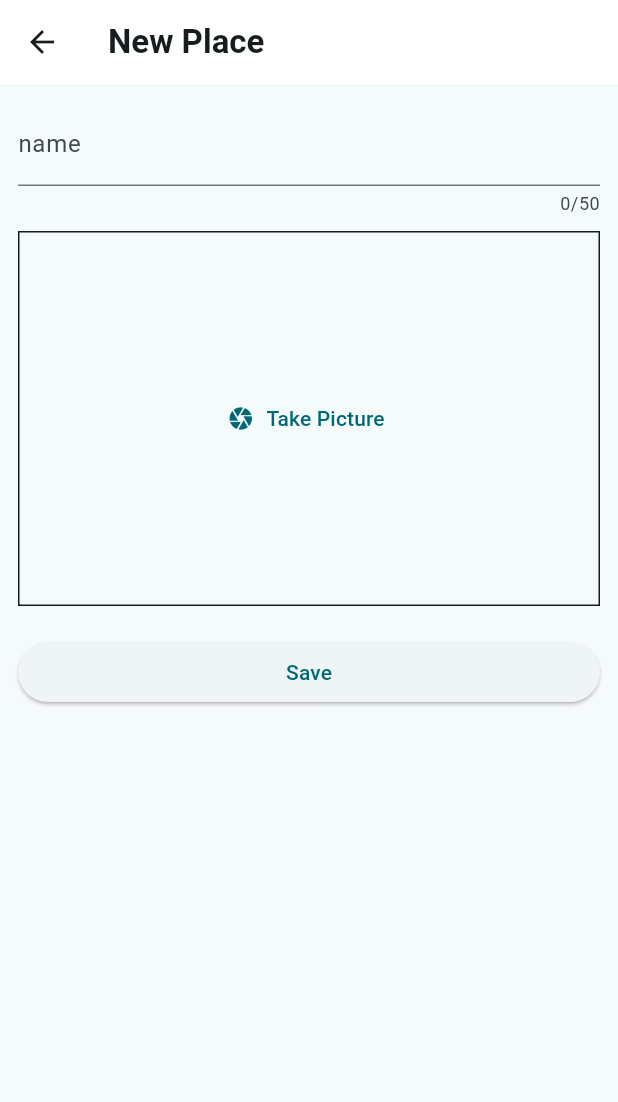
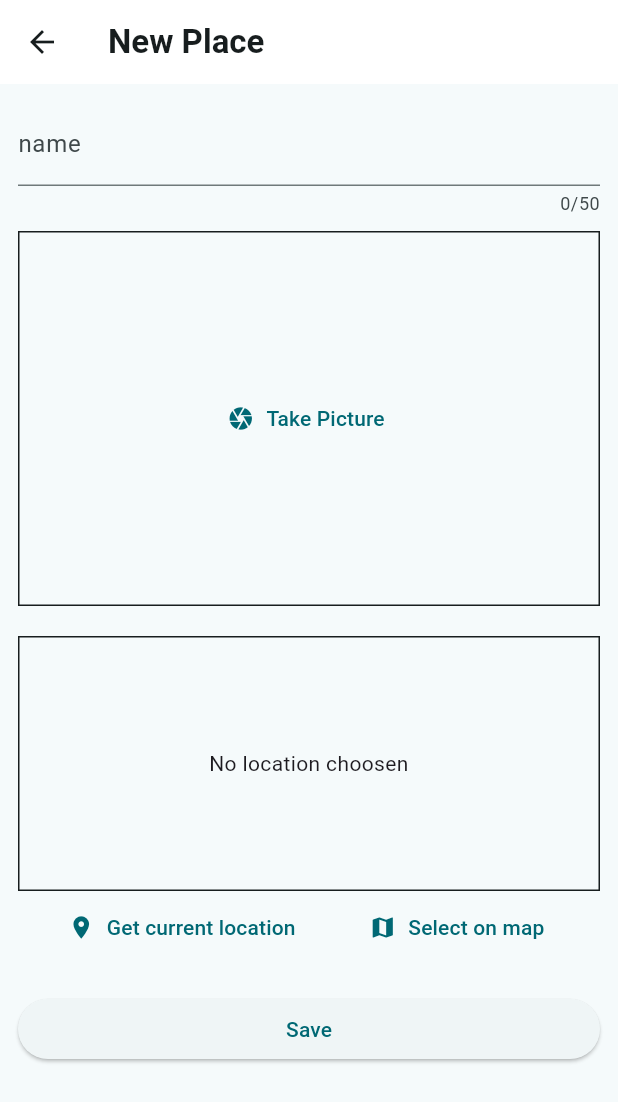
Before and after one commit to sohail-shahid/favorite_places, a Flutter app: the AddNewPlaceScreen screen opened directly, on a phone screen of 412 x 824 dp. Shown: the top 1102 px of the screen. Run offline on Flutter 3.47's test engine with Material 3 defaults, Android fonts, the phone set to English and light mode, and no system bars; our stand-ins replace flutter_riverpod, google_fonts, google_maps_flutter, image_picker, location.

Commit message:
Map static api and places api

```diff
--- a/lib/models/place_model.dart
+++ b/lib/models/place_model.dart
@@ -1,12 +1,32 @@
 import 'dart:io';
-
 import 'package:uuid/uuid.dart';
 
 const uuid = Uuid();
+const apiKey = 'API_KEY';
+
+class PlaceLocationModel {
+  const PlaceLocationModel({
+    required this.lat,
+    required this.long,
+    required this.name,
+  });
+  final double lat;
+  final double long;
+  final String name;
+
+  String get locationImage {
+    return 'https://maps.googleapis.com/maps/api/staticmap?center$lat,$long=&zoom=12&size=300x600&maptype=roadmap&markers=$lat,$long&key=$apiKey';
+  }
+}
 
 class PlaceModel {
-  PlaceModel({required this.name, required this.image}) : id = uuid.v4();
+  PlaceModel({
+    required this.name,
+    required this.image,
+    required this.locationModel,
+  }) : id = uuid.v4();
   final String id;
   final String name;
   final File image;
+  final PlaceLocationModel locationModel;
 }
--- a/lib/screens/add_new_place_screen.dart
+++ b/lib/screens/add_new_place_screen.dart
@@ -1,5 +1,6 @@
 import 'package:favorite_places/providers/image_input_provider.dart';
 import 'package:favorite_places/widgets/image_input_view.dart';
+import 'package:favorite_places/widgets/location_input_view.dart';
 import 'package:flutter/material.dart';
 import 'package:flutter_riverpod/flutter_riverpod.dart';
 import 'package:favorite_places/models/place_model.dart';
@@ -17,13 +18,19 @@ class AddNewPlaceScreen extends ConsumerStatefulWidget {
 class _AddNewPlaceScreenState extends ConsumerState<AddNewPlaceScreen> {
   final _formKey = GlobalKey<FormState>();
   String? _name;
+  PlaceLocationModel? locationModel;
+  void _onLocationSelected(PlaceLocationModel model) {
+    locationModel = model;
+  }
+
   void _onSaveButtonPressed() {
     final isValidated = _formKey.currentState?.validate() ?? false;
     final selectedImage = ref.read(imageInputProvider);
 
-    if (isValidated && selectedImage != null) {
+    if (isValidated && selectedImage != null && locationModel != null) {
       _formKey.currentState?.save();
-      PlaceModel model = PlaceModel(name: _name!, image: selectedImage);
+      PlaceModel model = PlaceModel(
+          name: _name!, image: selectedImage, locationModel: locationModel!);
       ref.read(placeListProvider.notifier).addPlace(model);
       ref.read(imageInputProvider.notifier).deleteImage();
       Navigator.of(context).pop();
@@ -70,6 +77,12 @@ class _AddNewPlaceScreenState extends ConsumerState<AddNewPlaceScreen> {
                 const SizedBox(
                   height: 20,
                 ),
+                LocationInputView(
+                  onLocationSelected: _onLocationSelected,
+                ),
+                const SizedBox(
+                  height: 20,
+                ),
                 Row(
                   children: [
                     Expanded(
--- /dev/null
+++ b/lib/widgets/location_input_view.dart
@@ -0,0 +1,107 @@
+import 'dart:convert';
+import 'package:flutter/material.dart';
+import 'package:location/location.dart';
+import 'package:http/http.dart' as http;
+import 'package:favorite_places/models/place_model.dart';
+
+class LocationInputView extends StatefulWidget {
+  const LocationInputView({super.key, required this.onLocationSelected});
+  final void Function(PlaceLocationModel) onLocationSelected;
+
+  @override
+  State<LocationInputView> createState() {
+    return _LocationInputViewState();
+  }
+}
+
+class _LocationInputViewState extends State<LocationInputView> {
+  PlaceLocationModel? _locationModel;
+  bool _isPickingLocation = false;
+  void _onGetCurrentLocation() async {
+    Location location = Location();
+    bool serviceEnabled;
+    PermissionStatus permissionGranted;
+
+    serviceEnabled = await location.serviceEnabled();
+    if (!serviceEnabled) {
+      serviceEnabled = await location.requestService();
+      if (!serviceEnabled) {
+        return;
+      }
+    }
+
+    permissionGranted = await location.hasPermission();
+    if (permissionGranted == PermissionStatus.denied) {
+      permissionGranted = await location.requestPermission();
+      if (permissionGranted != PermissionStatus.granted) {
+        return;
+      }
+    }
+    setState(() {
+      _isPickingLocation = true;
+    });
+    LocationData locationData = await location.getLocation();
+    final lat = locationData.latitude ?? 0.0;
+    final long = locationData.longitude ?? 0.0;
+    print(lat);
+    print(long);
+    final url = Uri.parse(
+        'https://maps.googleapis.com/maps/api/geocode/json?latlng=$lat,$long&key=$apiKey');
+    print(url);
+    final response = await http.get(url);
+    final responseData = json.decode(response.body);
+    print(responseData);
+
+    final address = responseData['results'][0]['formatted_address'];
+    setState(() {
+      _locationModel = PlaceLocationModel(lat: lat, long: long, name: address);
+      _isPickingLocation = false;
+    });
+    widget.onLocationSelected(_locationModel!);
+  }
+
+  @override
+  Widget build(BuildContext context) {
+    Widget containerChild = const Text(
+      'No location choosen',
+      textAlign: TextAlign.center,
+    );
+    if (_locationModel != null) {
+      containerChild = Image.network(_locationModel!.locationImage);
+    }
+    if (_isPickingLocation) {
+      containerChild = const CircularProgressIndicator();
+    }
+    return Column(
+      children: [
+        Container(
+          height: 170,
+          width: double.infinity,
+          alignment: AlignmentDirectional.center,
+          decoration: BoxDecoration(
+            border: Border.all(
+              width: 1,
+              color: Theme.of(context).colorScheme.onBackground,
+            ),
+          ),
+          child: containerChild,
+        ),
+        Row(
+          mainAxisAlignment: MainAxisAlignment.spaceEvenly,
+          children: [
+            TextButton.icon(
+              onPressed: _onGetCurrentLocation,
+              label: const Text('Get current location'),
+              icon: const Icon(Icons.location_on),
+            ),
+            TextButton.icon(
+              onPressed: () {},
+              label: const Text('Select on map'),
+              icon: const Icon(Icons.map),
+            ),
+          ],
+        ),
+      ],
+    );
+  }
+}
--- a/lib/widgets/place_list_view.dart
+++ b/lib/widgets/place_list_view.dart
@@ -28,6 +28,7 @@ class PlaceListView extends StatelessWidget {
             title: Text(
               placeList[index].name,
             ),
+            subtitle: Text(placeList[index].locationModel.name),
             onTap: () {
               Navigator.of(context).push(
                 MaterialPageRoute(
--- a/pubspec.yaml
+++ b/pubspec.yaml
@@ -14,6 +14,8 @@ dependencies:
   uuid: ^4.4.0
   image_picker: ^1.1.0
   location: ^6.0.1
+  http: ^1.2.1
+  google_maps_flutter: ^2.6.1
 
 dev_dependencies:
   flutter_test:
```
Also changed, not shown: lib/screens/map_screen.dart (added, +54 -0 lines), lib/screens/place_detail_screen.dart (+44 -1 lines), 8 other files.
